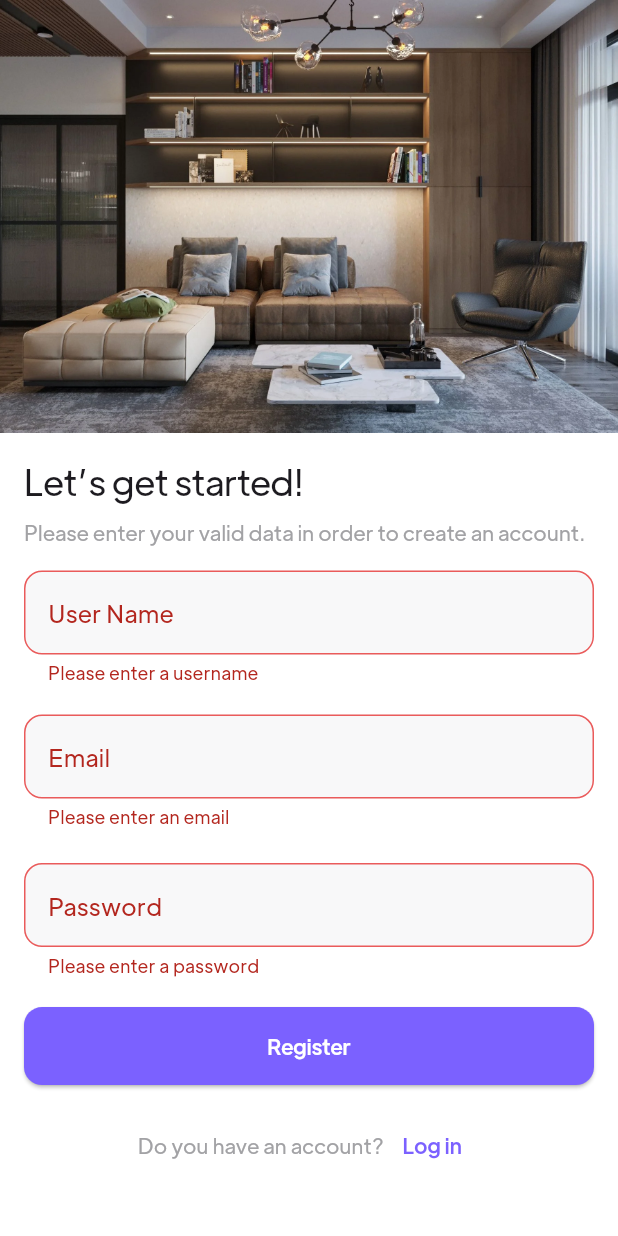
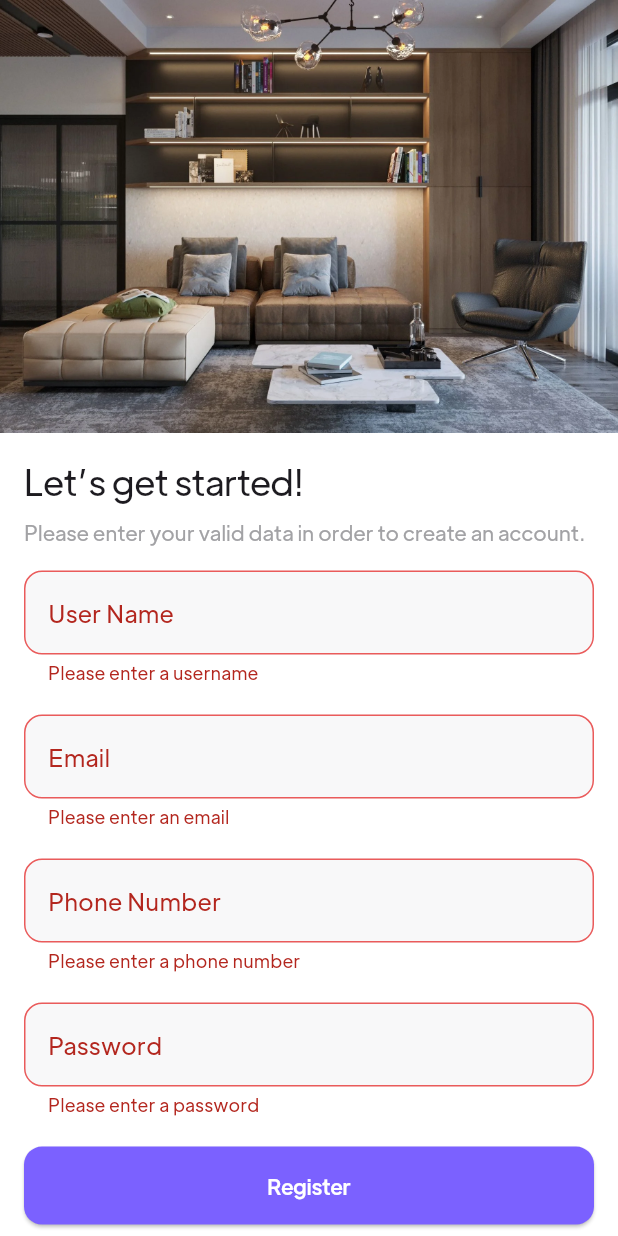
Before and after one commit to Vanh020104/techwiz5_mobile, a Flutter app: the SignUpScreen screen opened by its route, after a tap on "Register", on a phone screen of 412 x 824 dp. Run offline on Flutter 3.47's test engine with Material 3 defaults, Android fonts, the phone set to English and light mode, and no system bars; our stand-ins replace cached_network_image, flutter_rating_bar, flutter_svg, form_field_validator, google_maps_flutter, image_picker and 1 more; accounts and stored records are empty; network calls fail.

Commit message:
lmanh
phoneNumber register

```diff
--- a/lib/screens/auth/views/components/sign_up_form.dart
+++ b/lib/screens/auth/views/components/sign_up_form.dart
@@ -3,7 +3,6 @@ import 'package:shop/constants.dart';
 import 'package:shop/route/route_constants.dart';
 import 'package:shop/screens/auth/views/login_screen.dart';
 import 'package:shop/services/register_service.dart';
-// import 'package:your_project/services/register_service.dart'; // Ensure this import is correct
 
 class SignUpForm extends StatelessWidget {
    SignUpForm({
@@ -15,6 +14,7 @@ class SignUpForm extends StatelessWidget {
   final TextEditingController usernameController = TextEditingController();
   final TextEditingController emailController = TextEditingController();
   final TextEditingController passwordController = TextEditingController();
+  final TextEditingController phoneNumberController = TextEditingController();
 
   @override
   Widget build(BuildContext context) {
@@ -53,9 +53,23 @@ class SignUpForm extends StatelessWidget {
             },
           ),
           const Padding(
-            padding: EdgeInsets.only(top: 23),
+            padding: EdgeInsets.only(top: 20),
           ),
-
+          TextFormField(
+            controller: phoneNumberController,
+            decoration: const InputDecoration(labelText: 'Phone Number'),
+            validator: (value) {
+              if (value == null || value.isEmpty) {
+                return 'Please enter a phone number';
+              } if (!RegExp(r'^\d{10,15}$').hasMatch(value)) {
+                return 'Please enter a valid phone number';
+              }
+              return null;
+            },
+          ),
+          const Padding(
+            padding: EdgeInsets.only(top: 20),
+          ),
           TextFormField(
             controller: passwordController,
             decoration: const InputDecoration(labelText: 'Password'),
@@ -79,6 +93,7 @@ class SignUpForm extends StatelessWidget {
                     usernameController.text,
                     emailController.text,
                     passwordController.text,
+                    phoneNumberController.text,
                   );
                   // Handle successful registration
                   ScaffoldMessenger.of(context).showSnackBar(
@@ -94,7 +109,6 @@ class SignUpForm extends StatelessWidget {
                       backgroundColor: primaryColor,
                     ),
                   );
-                  // Navigator.pushNamed(context, loginScreenRoute);
                   Navigator.pushReplacementNamed(context, logInScreenRoute);
                 } catch (e) {
                   // Handle registration error
--- a/lib/services/register_service.dart
+++ b/lib/services/register_service.dart
@@ -4,11 +4,11 @@ import 'package:http/http.dart' as http;
 class RegisterService {
   static const String _registerUrl = 'http://10.0.2.2:8080/api/v1/auth/register';
 
-  Future<Map<String, dynamic>> register(String username, String email, String password) async {
+  Future<Map<String, dynamic>> register(String username, String email, String password, String phoneNumber) async {
     final response = await http.post(
       Uri.parse(_registerUrl),
       headers: {'Content-Type': 'application/json'},
-      body: jsonEncode({'username': username, 'email': email, 'password': password}),
+      body: jsonEncode({'username': username, 'email': email, 'password': password, 'phoneNumber': phoneNumber}),
     );
 
     if (response.statusCode == 200) {
```
